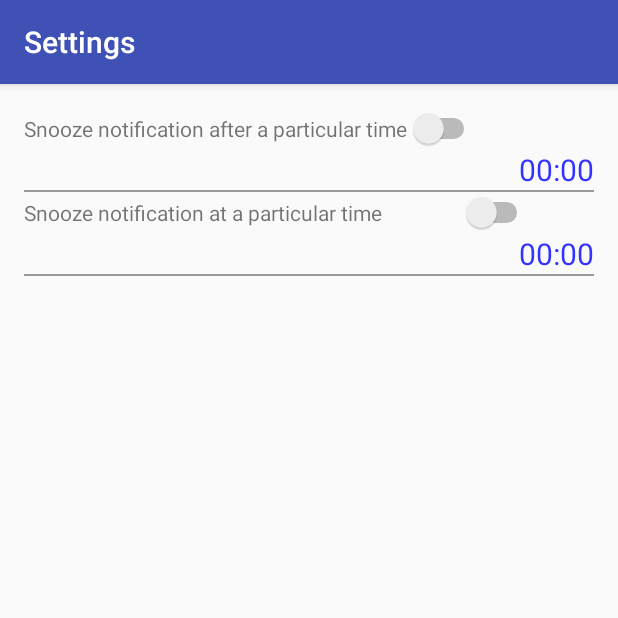
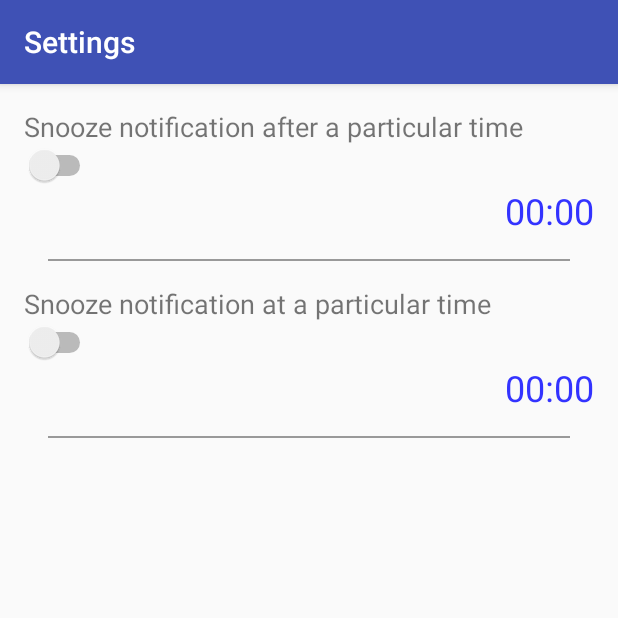
Before and after one commit to shubham7stark/NotificationContainer, an Android app: the screen it shows after launch (SettingsActivity), on a phone screen of 412 x 824 dp, the top half of it. Run offline under Robolectric (Android 15) with nearby library versions, the phone set to English and light mode, and no system bars.

Commit message:
Rectify UI of Settings

```diff
--- a/app/src/main/res/layout/content_settings.xml
+++ b/app/src/main/res/layout/content_settings.xml
@@ -18,14 +18,16 @@
         <TextView
             android:layout_width="wrap_content"
             android:layout_height="wrap_content"
-            android:textSize="14dp"
+            android:textSize="18dp"
             android:text="Snooze notification after a particular time"
             />
-        <Switch
-            android:id="@+id/toggle_after_time"
-            android:layout_width="wrap_content"
-            android:layout_height="wrap_content"/>
     </LinearLayout>
+
+    <Switch
+        android:id="@+id/toggle_after_time"
+        android:layout_width="wrap_content"
+        android:layout_height="wrap_content"
+        android:layout_gravity="left"/>
 
     <TextView
         android:id="@+id/tv_after_time"
@@ -33,7 +35,7 @@
         android:layout_height="wrap_content"
         android:textColor="#3333ff"
         android:text="00:00"
-        android:textSize="20dp"
+        android:textSize="24dp"
         android:layout_gravity="right"
         />
 
@@ -41,8 +43,7 @@
         android:layout_width="match_parent"
         android:layout_height="1dp"
         android:background="#999999"
-        android:paddingTop="16dp"
-        android:paddingBottom="16dp"/>
+        android:layout_margin="16dp"/>
 
     <LinearLayout
         android:layout_width="match_parent"
@@ -51,14 +52,16 @@
         <TextView
             android:layout_width="wrap_content"
             android:layout_height="wrap_content"
-            android:textSize="14dp"
+            android:textSize="18dp"
             android:text="Snooze notification at a particular time"
             />
-        <Switch
-            android:id="@+id/toggle_at_time"
-            android:layout_width="100dp"
-            android:layout_height="wrap_content" />
     </LinearLayout>
+
+    <Switch
+        android:id="@+id/toggle_at_time"
+        android:layout_width="wrap_content"
+        android:layout_height="wrap_content"
+        android:layout_gravity="left"/>
 
     <TextView
         android:id="@+id/tv_at_time"
@@ -66,7 +69,7 @@
         android:layout_height="wrap_content"
         android:textColor="#3333ff"
         android:text="00:00"
-        android:textSize="20dp"
+        android:textSize="24dp"
         android:layout_gravity="right"
         />
 
@@ -74,7 +77,6 @@
         android:layout_width="match_parent"
         android:layout_height="1dp"
         android:background="#999999"
-        android:paddingTop="16dp"
-        android:paddingBottom="16dp"/>
+        android:layout_margin="16dp"/>
 
 </LinearLayout>
```
